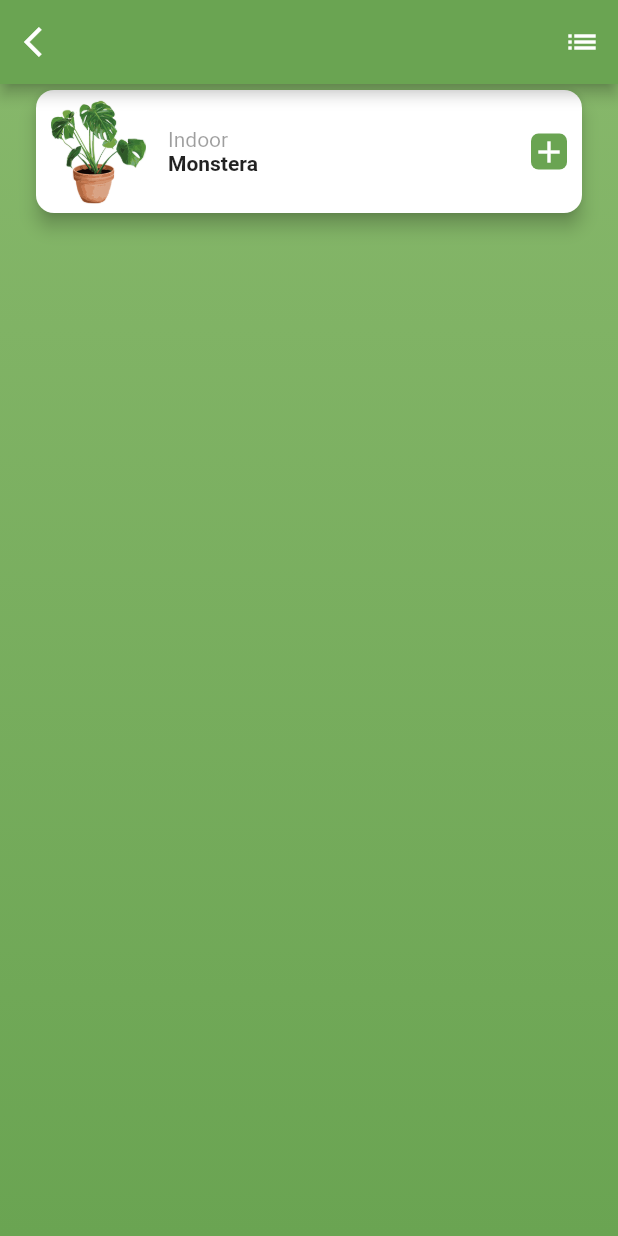
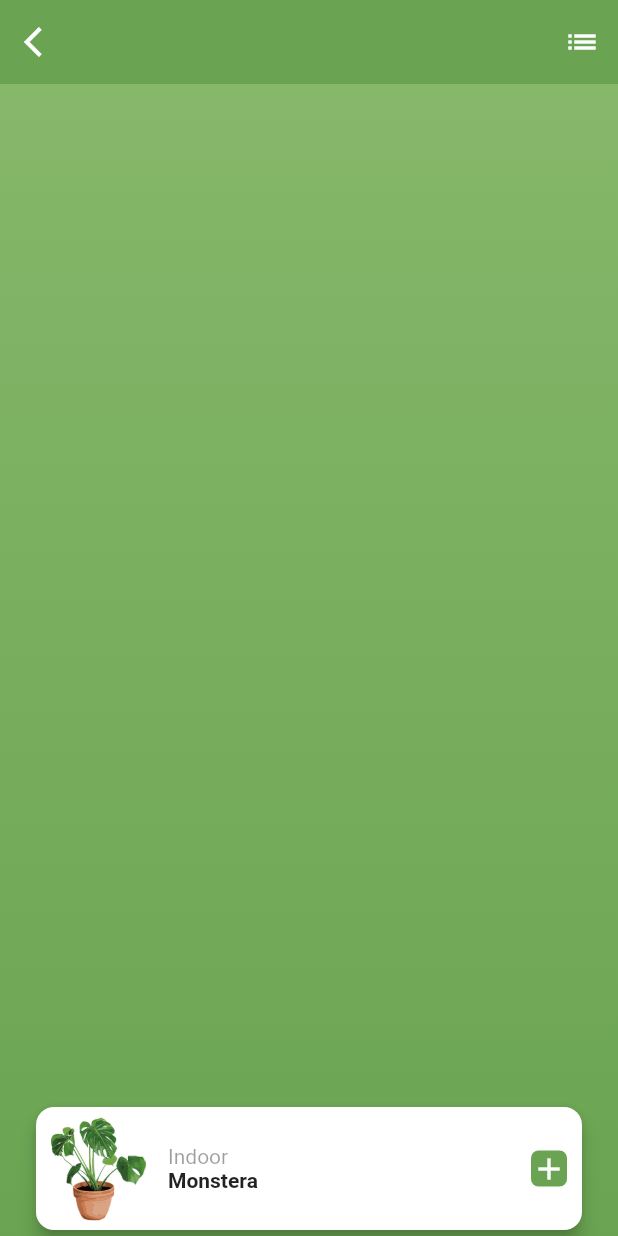
Before and after one commit to KitanoR/plantas_challenge_flutter, a Flutter app: the screen it shows after launch, after a tap on "Indoor", on a phone screen of 412 x 824 dp. Run offline on Flutter 3.47's test engine with Material 2 defaults, Android fonts, the phone set to English and light mode, and no system bars.

Commit message:
Falta agregar el recuadro final

```diff
--- a/lib/pages/plant_add_page.dart
+++ b/lib/pages/plant_add_page.dart
@@ -1,5 +1,7 @@
+import 'package:app_plant_shop/widgets/clipper_widget.dart';
 import 'package:flutter/material.dart';
 
+import '../core/consts.dart';
 import '../core/consts.dart';
 import '../core/consts.dart';
 import '../core/consts.dart';
@@ -17,9 +19,10 @@ class PlantAddPage extends StatefulWidget {
 class _PlantAddPageState extends State<PlantAddPage> {
   @override
   Widget build(BuildContext context) {
-
+    final size = MediaQuery.of(context).size;
     return Scaffold(
       appBar: AppBar(
+        elevation: 0,
         backgroundColor: AppColors.mainColor,
         leading: IconButton(
           icon: Icon(Icons.arrow_back_ios, color: Colors.white,),
@@ -36,19 +39,44 @@ class _PlantAddPageState extends State<PlantAddPage> {
       ),
       body: Stack(
         children: <Widget>[
-          Container(
+          buildBackgroundGradient(),
+          ClipPath(
+            clipper: ClipperWidget(),
+            child: Container(
+              color: AppColors.mainColor,
+              width: size.width,
+              height: size.height / 2,
+
+            ),
+          ),
+          buildBottomDetail(),
+
+
+        ],
+      ),
+    );
+  }
+
+  Container buildBackgroundGradient() {
+    return Container(
           decoration: BoxDecoration(
             gradient: LinearGradient(
               colors: <Color> [
                 AppColors.lightMainColor,
-                  AppColors.mainColor
+                AppColors.mainColor,
               ],
               begin: Alignment.topCenter,
               end: Alignment.bottomCenter
             )
           ),
-          ),
-          Container(
+        );
+  }
+
+  Align buildBottomDetail() {
+    return Align(
+          alignment: Alignment.bottomCenter,
+          child: SafeArea(
+            child: Container(
               height: 90,
               padding: EdgeInsets.symmetric(horizontal: 20),
               child: Card(
@@ -97,8 +125,7 @@ class _PlantAddPageState extends State<PlantAddPage> {
                   ),
                 ),
               ),
-          )
-        ],
+            ),
           ),
         );
   }
--- /dev/null
+++ b/lib/widgets/clipper_widget.dart
@@ -0,0 +1,18 @@
+import 'package:flutter/material.dart';
+
+class ClipperWidget extends CustomClipper<Path> {
+
+  @override
+  Path getClip(Size size) {
+    Path path = new Path();
+    path.moveTo(0, 0);
+    path.lineTo(0, 100);
+    path.moveTo(size.width, size.height);
+    path.lineTo(size.width, 0);
+    path.close();
+    return path;
+  }
+
+  @override
+  bool shouldReclip(CustomClipper<Path> oldClipper) => true;
+}
```
Lines whose indentation alone changed are shown as unchanged.
